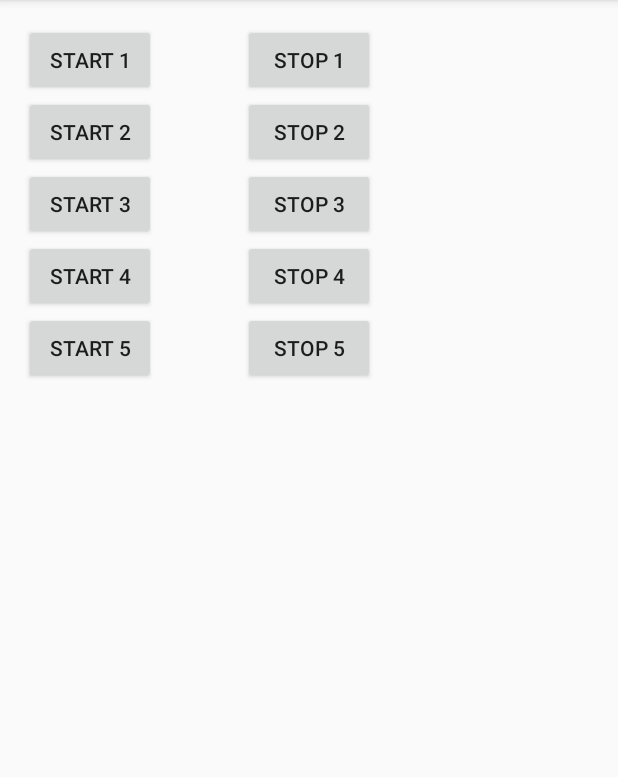
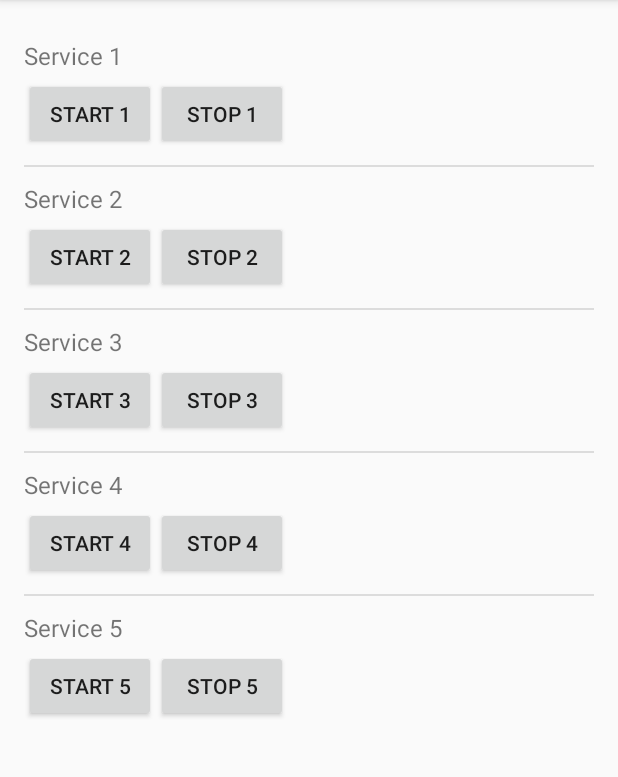
Before and after one commit to derekwilson/RamEater, an Android app: the screen it shows after launch (MainActivity), after a tap on "START 1", on a phone screen of 412 x 824 dp, the part 84-861 px from its top. Run offline under Robolectric (Android 15) with nearby library versions, the phone set to English and light mode, and no system bars.

Commit message:
Tidy up for publish on PlayStore. Added icon. Added listview of service to main layout. Added Stop All command. Added promo screenshots and text.

```diff
--- a/RamEaterAndroidStudio/app/src/main/java/derekwilson/net/rameater/MainActivity.java
+++ b/RamEaterAndroidStudio/app/src/main/java/derekwilson/net/rameater/MainActivity.java
@@ -1,92 +1,75 @@
 package derekwilson.net.rameater;
 
 import android.app.Service;
+import android.content.Context;
 import android.content.Intent;
 import android.support.v7.app.ActionBarActivity;
 import android.os.Bundle;
 import android.util.Log;
+import android.view.LayoutInflater;
 import android.view.Menu;
 import android.view.MenuItem;
 import android.view.View;
+import android.view.ViewGroup;
+import android.widget.ArrayAdapter;
 import android.widget.Button;
+import android.widget.ListView;
+import android.widget.TextView;
+
+import java.util.ArrayList;
+import java.util.Calendar;
+import java.util.List;
 
 
 public class MainActivity extends ActionBarActivity implements View.OnClickListener {
     public class ServiceConfig {
+        public String DisplayName;
         public Intent StartIntent;
         public Class<?> ServiceClass;
     }
 
-    private ServiceConfig[] services;
+    private List<ServiceConfig> services;
+    private ServiceArrayAdapter adapter;
+    private ListView lvServices;
 
     private void initServices() {
-        services = new ServiceConfig[5];
+        services = new ArrayList<ServiceConfig>(5);
         for (int index=0; index<5; index++){
-            services[index] = new ServiceConfig();
+            ServiceConfig thisConfig = new ServiceConfig();
+            thisConfig.DisplayName = "Service " + (index + 1);
+            services.add(thisConfig);
         }
 
-        services[0].ServiceClass = Service1.class;
-        services[1].ServiceClass = Service2.class;
-        services[2].ServiceClass = Service3.class;
-        services[3].ServiceClass = Service4.class;
-        services[4].ServiceClass = Service5.class;
+        services.get(0).ServiceClass = Service1.class;
+        services.get(1).ServiceClass = Service2.class;
+        services.get(2).ServiceClass = Service3.class;
+        services.get(3).ServiceClass = Service4.class;
+        services.get(4).ServiceClass = Service5.class;
 
         for (ServiceConfig config : services){
             config.StartIntent = new Intent(this, config.ServiceClass);
         }
     }
 
-    private void startOneService(int index) {
-        startService(services[index].StartIntent);
-    }
-
-    private void stopOneService(int index) {
-        stopService(services[index].StartIntent);
+    private void stopAllServices() {
+        for (ServiceConfig config : services){
+            stopService(config.StartIntent);
+        }
     }
 
     @Override
 	protected void onCreate(Bundle savedInstanceState) {
 		super.onCreate(savedInstanceState);
 		setContentView(R.layout.activity_main);
+        lvServices = (ListView) findViewById(R.id.lvServices);
         initServices();
+        adapter = new ServiceArrayAdapter(this,services);
+        lvServices.setAdapter(adapter);
 	}
 
 	@Override
 	public void onClick(View view) {
 		logMessage("OnClick");
-		switch (view.getId())
-		{
-			case R.id.btnStart1:
-                startOneService(0);
-				break;
-			case R.id.btnStop1:
-				stopOneService(0);
-				break;
-            case R.id.btnStart2:
-                startOneService(1);
-                break;
-            case R.id.btnStop2:
-                stopOneService(1);
-                break;
-            case R.id.btnStart3:
-                startOneService(2);
-                break;
-            case R.id.btnStop3:
-                stopOneService(2);
-                break;
-            case R.id.btnStart4:
-                startOneService(3);
-                break;
-            case R.id.btnStop4:
-                stopOneService(3);
-                break;
-            case R.id.btnStart5:
-                startOneService(4);
-                break;
-            case R.id.btnStop5:
-                stopOneService(4);
-                break;
-		}
 	}
 
 	@Override
@@ -103,13 +86,10 @@ public class MainActivity extends ActionBarActivity implements View.OnClickListe
 
 	@Override
 	public boolean onOptionsItemSelected(MenuItem item) {
-		// Handle action bar item clicks here. The action bar will
-		// automatically handle clicks on the Home/Up button, so long
-		// as you specify a parent activity in AndroidManifest.xml.
 		int id = item.getItemId();
 
-		//noinspection SimplifiableIfStatement
-		if (id == R.id.action_settings) {
+		if (id == R.id.action_stop_all) {
+            stopAllServices();
 			return true;
 		}
 
@@ -119,4 +99,47 @@ public class MainActivity extends ActionBarActivity implements View.OnClickListe
 	private void logMessage(String message) {
 		Log.i("RamEater", message);
 	}
+
+    public class ServiceArrayAdapter extends ArrayAdapter<ServiceConfig> {
+        private final Context context;
+        private final List<ServiceConfig> values;
+
+        public ServiceArrayAdapter(Context context, List<ServiceConfig> serviceConfigs) {
+            super(context, R.layout.list_item_service, serviceConfigs);
+            this.context = context;
+            this.values = serviceConfigs;
+        }
+
+        @Override
+        public View getView(int position, View convertView, ViewGroup parent) {
+
+            LayoutInflater inflater = (LayoutInflater) context.getSystemService(Context.LAYOUT_INFLATER_SERVICE);
+            View rowView = inflater.inflate(R.layout.list_item_service, parent, false);
+
+            final ServiceConfig thisService = values.get(position);
+
+            TextView label = (TextView) rowView.findViewById(R.id.service_row_label);
+            label.setText(thisService.DisplayName);
+
+            Button startButton = (Button) rowView.findViewById(R.id.btnStart);
+            startButton.setText("Start " + (position + 1));
+            startButton.setOnClickListener(new View.OnClickListener() {
+                @Override
+                public void onClick(View view) {
+                    startService(thisService.StartIntent);
+                }
+            });
+
+            Button stopButton = (Button) rowView.findViewById(R.id.btnStop);
+            stopButton.setText("Stop " + (position + 1));
+            stopButton.setOnClickListener(new View.OnClickListener() {
+                @Override
+                public void onClick(View view) {
+                    stopService(thisService.StartIntent);
+                }
+            });
+
+            return rowView;
+        }
+    }
 }
--- a/RamEaterAndroidStudio/app/src/main/res/layout/activity_main.xml
+++ b/RamEaterAndroidStudio/app/src/main/res/layout/activity_main.xml
@@ -8,102 +8,10 @@
                 android:paddingBottom="@dimen/activity_vertical_margin"
                 tools:context=".MainActivity">
 
-    <Button
-        android:layout_width="wrap_content"
-        android:layout_height="wrap_content"
-        android:text="Start 1"
-        android:id="@+id/btnStart1"
-        android:onClick="onClick"
-        android:layout_alignParentTop="true"
-        android:layout_alignParentLeft="true"
-        android:layout_alignParentStart="true"/>
+    <ListView
+        android:id="@+id/lvServices"
+        android:layout_width="match_parent"
+        android:layout_height="wrap_content">
+    </ListView>
 
-    <Button
-        android:layout_width="wrap_content"
-        android:layout_height="wrap_content"
-        android:text="Stop 1"
-        android:id="@+id/btnStop1"
-        android:onClick="onClick"
-        android:layout_alignBottom="@+id/btnStart1"
-        android:layout_centerHorizontal="true"/>
-
-    <Button
-        android:layout_width="wrap_content"
-        android:layout_height="wrap_content"
-        android:text="Start 2"
-        android:id="@+id/btnStart2"
-        android:onClick="onClick"
-        android:layout_below="@+id/btnStart1"
-        android:layout_alignParentLeft="true"
-        android:layout_alignParentStart="true"/>
-
-    <Button
-        android:layout_width="wrap_content"
-        android:layout_height="wrap_content"
-        android:text="Stop 2"
-        android:id="@+id/btnStop2"
-        android:onClick="onClick"
-        android:layout_alignBottom="@+id/btnStart2"
-        android:layout_alignRight="@+id/btnStop1"
-        android:layout_alignEnd="@+id/btnStop1"/>
-
-    <Button
-        android:layout_width="wrap_content"
-        android:layout_height="wrap_content"
-        android:text="Start 3"
-        android:id="@+id/btnStart3"
-        android:onClick="onClick"
-        android:layout_below="@+id/btnStart2"
-        android:layout_alignParentLeft="true"
-        android:layout_alignParentStart="true"/>
-
-    <Button
-        android:layout_width="wrap_content"
-        android:layout_height="wrap_content"
-        android:text="Stop 3"
-        android:id="@+id/btnStop3"
-        android:onClick="onClick"
-        android:layout_alignBottom="@+id/btnStart3"
-        android:layout_alignLeft="@+id/btnStop2"
-        android:layout_alignStart="@+id/btnStop2"/>
-
-    <Button
-        android:layout_width="wrap_content"
-        android:layout_height="wrap_content"
-        android:text="Start 4"
-        android:id="@+id/btnStart4"
-        android:onClick="onClick"
-        android:layout_below="@+id/btnStart3"
-        android:layout_alignParentLeft="true"
-        android:layout_alignParentStart="true"/>
-
-    <Button
-        android:layout_width="wrap_content"
-        android:layout_height="wrap_content"
-        android:text="Stop 4"
-        android:id="@+id/btnStop4"
-        android:onClick="onClick"
-        android:layout_alignBottom="@+id/btnStart4"
-        android:layout_alignLeft="@+id/btnStop3"
-        android:layout_alignStart="@+id/btnStop3"/>
-
-    <Button
-        android:layout_width="wrap_content"
-        android:layout_height="wrap_content"
-        android:text="Start 5"
-        android:id="@+id/btnStart5"
-        android:onClick="onClick"
-        android:layout_below="@+id/btnStart4"
-        android:layout_alignParentLeft="true"
-        android:layout_alignParentStart="true"/>
-
-    <Button
-        android:layout_width="wrap_content"
-        android:layout_height="wrap_content"
-        android:text="Stop 5"
-        android:id="@+id/btnStop5"
-        android:onClick="onClick"
-        android:layout_alignBottom="@+id/btnStart5"
-        android:layout_alignLeft="@+id/btnStop4"
-        android:layout_alignStart="@+id/btnStop4"/>
 </RelativeLayout>
--- /dev/null
+++ b/RamEaterAndroidStudio/app/src/main/res/layout/list_item_service.xml
@@ -0,0 +1,39 @@
+<?xml version="1.0" encoding="utf-8"?>
+<LinearLayout xmlns:android="http://schemas.android.com/apk/res/android"
+              android:orientation="vertical"
+              android:paddingBottom="10dp"
+              android:paddingTop="10dp"
+              android:layout_width="match_parent"
+              android:layout_height="match_parent">
+
+    <TextView
+        android:id="@+id/service_row_label"
+        android:layout_width="fill_parent"
+        android:layout_height="26dip"
+        android:layout_centerHorizontal="true"
+        android:ellipsize="marquee"
+        android:singleLine="true"
+        android:text="@string/placeholder"
+        android:textSize="16sp" />
+
+    <LinearLayout xmlns:android="http://schemas.android.com/apk/res/android"
+                  android:orientation="horizontal"
+                  android:layout_width="match_parent"
+                  android:layout_height="match_parent">
+
+        <Button
+            android:layout_width="wrap_content"
+            android:layout_height="wrap_content"
+            android:text="Start"
+            android:id="@+id/btnStart"
+            android:onClick="onClick"/>
+
+        <Button
+            android:layout_width="wrap_content"
+            android:layout_height="wrap_content"
+            android:text="Stop"
+            android:id="@+id/btnStop"
+            android:onClick="onClick"/>
+
+    </LinearLayout>
+</LinearLayout>
--- a/RamEaterAndroidStudio/app/src/main/res/menu/menu_main.xml
+++ b/RamEaterAndroidStudio/app/src/main/res/menu/menu_main.xml
@@ -2,8 +2,8 @@
       xmlns:app="http://schemas.android.com/apk/res-auto"
       xmlns:tools="http://schemas.android.com/tools"
       tools:context=".MainActivity">
-    <item android:id="@+id/action_settings"
-          android:title="@string/action_settings"
+    <item android:id="@+id/action_stop_all"
+          android:title="@string/action_stop_all"
           android:orderInCategory="100"
           app:showAsAction="never"/>
 </menu>
--- a/RamEaterAndroidStudio/app/src/main/res/values/strings.xml
+++ b/RamEaterAndroidStudio/app/src/main/res/values/strings.xml
@@ -1,8 +1,10 @@
 <resources>
     <string name="app_name">RamEater</string>
+    <string name="placeholder">placeholder</string>
 
     <string name="hello_world">Hello world!</string>
     <string name="action_settings">Settings</string>
+    <string name="action_stop_all">Stop All Services</string>
 
     <string name="service_started">RamEater Service started. Munch munch...</string>
     <string name="service_label">RamEater Service</string>
```
Also changed, not shown: RamEaterAndroidStudio/app/build.gradle (+56 -2 lines), RamEaterAndroidStudio/app/src/main/res/values/colors.xml (added, +12 -0 lines), RamEaterAndroidStudio/app/src/main/res/mipmap-hdpi/ic_launcher.png, RamEaterAndroidStudio/app/src/main/res/mipmap-mdpi/ic_launcher.png, RamEaterAndroidStudio/app/src/main/res/mipmap-xhdpi/ic_launcher.png, RamEaterAndroidStudio/app/src/main/res/mipmap-xxhdpi/ic_launcher.png, 8 other files.
